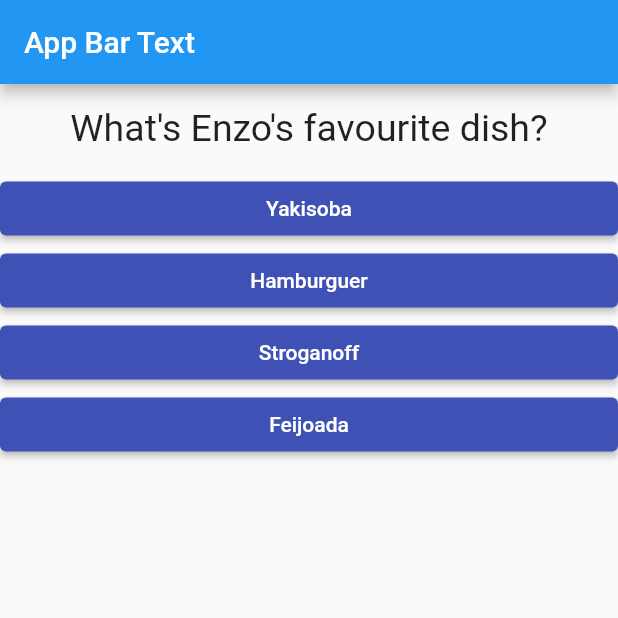
After one commit to emagioli/flutter-quiz-app, a Flutter app: the screen it shows after launch, after a tap on "Black", on a phone screen of 412 x 824 dp, the top half of it. The commit adds this screen. Run offline on Flutter 3.47's test engine with Material 2 defaults, Android fonts, the phone set to English and light mode, and no system bars.

Commit message:
splitting app into widgets (Quiz and Result)

```diff
--- a/lib/main.dart
+++ b/lib/main.dart
@@ -1,7 +1,9 @@
 import 'package:flutter/material.dart';
 
+import './answer.dart';
 import './question.dart';
-import './answer.dart';
+import './quiz.dart';
+import 'result.dart';
 
 void main() => runApp(MyApp());
 
@@ -13,20 +15,7 @@ class MyApp extends StatefulWidget {
 }
 
 class _MyAppState extends State<MyApp> {
-  var _questionIndex = 0;
-
-  void _answerQuestion() {
-    setState(() {
-      _questionIndex++;
-      if (_questionIndex > 3) {
-        _questionIndex = 0;
-      }
-    });
-  }
-
-  @override
-  Widget build(BuildContext context) {
-    var questions = [
+  final _questions = const [
     {
       "questionText": "What's Enzo's favourite colour?",
       "answers": ["Black", "Purple", "Red", "Blue"]
@@ -45,18 +34,32 @@ class _MyAppState extends State<MyApp> {
     }
   ];
 
+  var _questionIndex = 0;
+
+  void _answerQuestion() {
+    setState(() {
+      _questionIndex++;
+      if (_questionIndex > _questions.length) {
+        _questionIndex = 0;
+      }
+    });
+  }
+
+  @override
+  Widget build(BuildContext context) {
     return MaterialApp(
       debugShowCheckedModeBanner: false,
       home: Scaffold(
         appBar: AppBar(
           title: Text("App Bar Text"),
         ),
-        body: Column(children: [
-          Question(questions[_questionIndex]["questionText"] as String),
-          ...(questions[_questionIndex]["answers"] as List<String>)
-              .map((answer) => Answer(_answerQuestion, answer))
-              .toList()
-        ]),
+        body: _questionIndex < _questions.length
+            ? Quiz(
+                questions: _questions,
+                answerQuestion: _answerQuestion,
+                questionIndex: _questionIndex,
+              )
+            : Result(),
       ),
     );
   }
--- /dev/null
+++ b/lib/quiz.dart
@@ -0,0 +1,29 @@
+import 'package:flutter/material.dart';
+
+import 'question.dart';
+import 'answer.dart';
+import 'package:flutter/material.dart';
+
+class Quiz extends StatelessWidget {
+  final List<Map<String, Object>> questions;
+  final int questionIndex;
+  final VoidCallback answerQuestion;
+
+  Quiz({
+    required this.questions,
+    required this.answerQuestion,
+    required this.questionIndex,
+  });
+
+  @override
+  Widget build(BuildContext context) {
+    return Column(
+      children: [
+        Question(questions[questionIndex]["questionText"] as String),
+        ...(questions[questionIndex]["answers"] as List<String>)
+            .map((answer) => Answer(answerQuestion, answer))
+            .toList()
+      ],
+    );
+  }
+}
```
Also changed, not shown: lib/result.dart (added, +13 -0 lines). Lines whose indentation alone changed are shown as unchanged.
